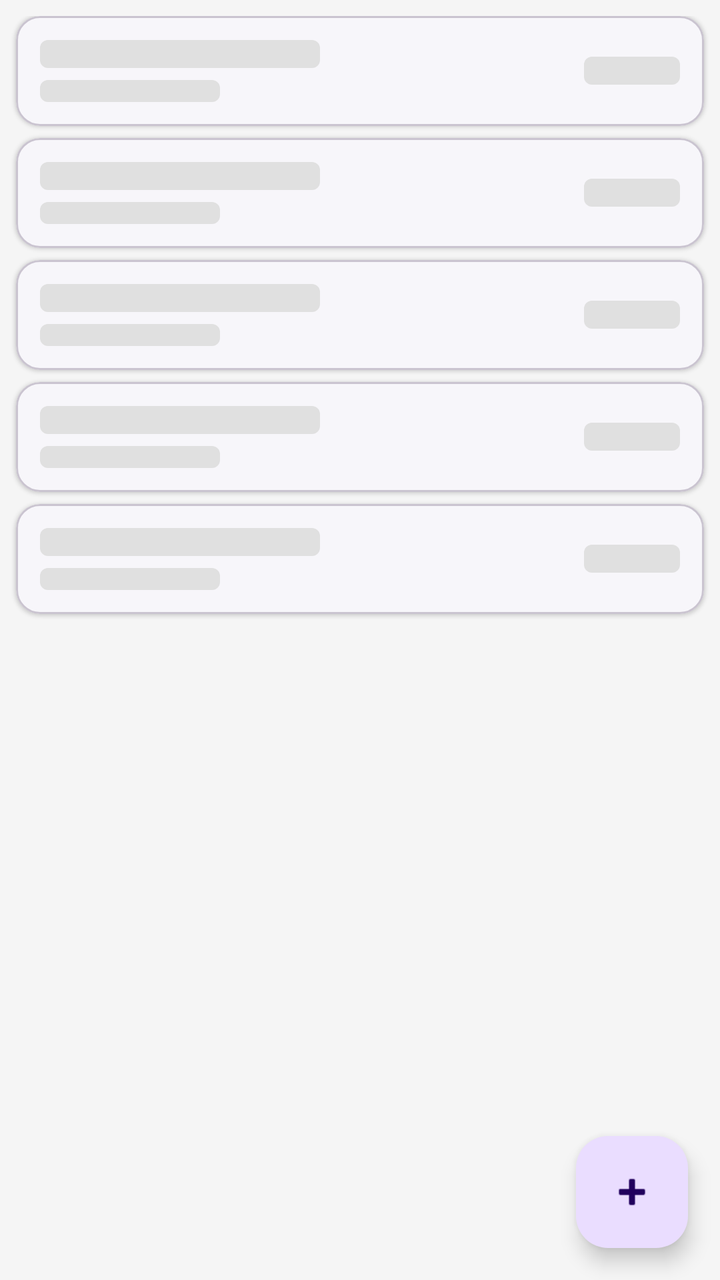
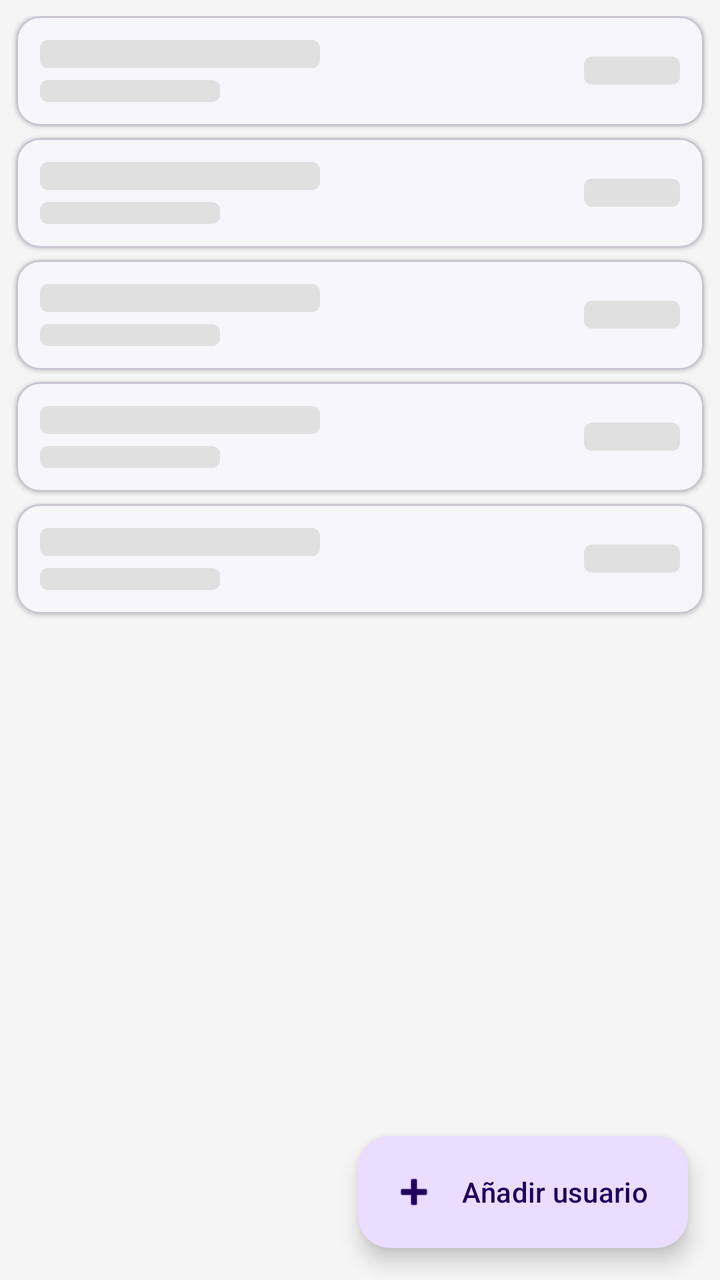

An Android layout rendered at two revisions. The XML below is the earlier revision; the diff shows what the commit changed to produce the second picture.
<!-- AndroidManifest.xml: application theme Theme.Staffflowandroid -->
<!-- res/layout/fragment_usuarios.xml -->
<?xml version="1.0" encoding="utf-8"?>
<androidx.coordinatorlayout.widget.CoordinatorLayout
    xmlns:android="http://schemas.android.com/apk/res/android"
    xmlns:app="http://schemas.android.com/apk/res-auto"
    android:layout_width="match_parent"
    android:layout_height="match_parent">

    <FrameLayout
        android:layout_width="match_parent"
        android:layout_height="match_parent">

        
        <LinearLayout
            android:id="@+id/layoutSkeleton"
            android:layout_width="match_parent"
            android:layout_height="wrap_content"
            android:orientation="vertical"
            android:paddingTop="8dp"
            android:visibility="visible">

            <include layout="@layout/item_presencia_skeleton" />
            <include layout="@layout/item_presencia_skeleton" />
            <include layout="@layout/item_presencia_skeleton" />
            <include layout="@layout/item_presencia_skeleton" />
            <include layout="@layout/item_presencia_skeleton" />

        </LinearLayout>

        
        <LinearLayout
            android:id="@+id/layoutError"
            android:layout_width="match_parent"
            android:layout_height="match_parent"
            android:orientation="vertical"
            android:gravity="center"
            android:padding="32dp"
            android:visibility="gone">

            <TextView
                android:layout_width="wrap_content"
                android:layout_height="wrap_content"
                android:text="&#x2601;"
                android:textSize="64sp"
                android:textColor="?attr/colorOnSurfaceVariant" />

            <TextView
                android:id="@+id/tvErrorMensaje"
                android:layout_width="wrap_content"
                android:layout_height="wrap_content"
                android:gravity="center"
                android:textAppearance="?attr/textAppearanceBodyLarge"
                android:textColor="?attr/colorOnSurfaceVariant"
                android:layout_marginTop="12dp" />

            <com.google.android.material.button.MaterialButton
                android:id="@+id/btnReintentar"
                android:layout_width="wrap_content"
                android:layout_height="wrap_content"
                android:layout_marginTop="16dp"
                android:text="@string/reintentar" />

        </LinearLayout>

        
        <LinearLayout
            android:id="@+id/layoutVacio"
            android:layout_width="match_parent"
            android:layout_height="match_parent"
            android:orientation="vertical"
            android:gravity="center"
            android:padding="32dp"
            android:visibility="gone">

            <TextView
                android:layout_width="wrap_content"
                android:layout_height="wrap_content"
                android:text="&#x1F464;"
                android:textSize="64sp" />

            <TextView
                android:layout_width="wrap_content"
                android:layout_height="wrap_content"
                android:text="@string/usuarios_vacio"
                android:gravity="center"
                android:textAppearance="?attr/textAppearanceBodyLarge"
                android:textColor="?attr/colorOnSurfaceVariant"
                android:layout_marginTop="12dp" />

        </LinearLayout>

        
        <androidx.swiperefreshlayout.widget.SwipeRefreshLayout
            android:id="@+id/swipeRefresh"
            android:layout_width="match_parent"
            android:layout_height="match_parent"
            android:visibility="gone">

            <androidx.recyclerview.widget.RecyclerView
                android:id="@+id/recyclerView"
                android:layout_width="match_parent"
                android:layout_height="match_parent"
                android:paddingTop="8dp"
                android:paddingBottom="88dp"
                android:clipToPadding="false" />

        </androidx.swiperefreshlayout.widget.SwipeRefreshLayout>

    </FrameLayout>

    
    <com.google.android.material.floatingactionbutton.FloatingActionButton
        android:id="@+id/fab"
        android:layout_width="wrap_content"
        android:layout_height="wrap_content"
        android:layout_gravity="bottom|end"
        android:layout_margin="16dp"
        android:contentDescription="@string/usuarios_fab_desc"
        android:src="@android:drawable/ic_input_add" />

</androidx.coordinatorlayout.widget.CoordinatorLayout>
<!-- res/layout/item_presencia_skeleton.xml (included above) -->
<?xml version="1.0" encoding="utf-8"?>
<com.google.android.material.card.MaterialCardView
    xmlns:android="http://schemas.android.com/apk/res/android"
    xmlns:app="http://schemas.android.com/apk/res-auto"
    android:layout_width="match_parent"
    android:layout_height="wrap_content"
    android:layout_marginHorizontal="8dp"
    android:layout_marginBottom="6dp"
    app:cardElevation="1dp">

    <LinearLayout
        android:layout_width="match_parent"
        android:layout_height="wrap_content"
        android:orientation="horizontal"
        android:padding="12dp"
        android:gravity="center_vertical">

        
        <LinearLayout
            android:layout_width="0dp"
            android:layout_height="wrap_content"
            android:layout_weight="1"
            android:orientation="vertical">

            <View
                android:layout_width="140dp"
                android:layout_height="14dp"
                android:background="@drawable/bg_skeleton" />

            <View
                android:layout_width="90dp"
                android:layout_height="11dp"
                android:layout_marginTop="6dp"
                android:background="@drawable/bg_skeleton" />

        </LinearLayout>

        
        <View
            android:layout_width="48dp"
            android:layout_height="14dp"
            android:background="@drawable/bg_skeleton" />

    </LinearLayout>

</com.google.android.material.card.MaterialCardView>
<!-- resources referenced by this layout -->
<resources>
  <!-- drawable bg_skeleton (drawable) -->
  <?xml version="1.0" encoding="utf-8"?>
  <shape xmlns:android="http://schemas.android.com/apk/res/android"
      android:shape="rectangle">
      <solid android:color="#E0E0E0" />
      <corners android:radius="4dp" />
  </shape>
  <string name="reintentar">Reintentar</string>
  <string name="usuarios_fab_desc">Nuevo usuario</string>
  <string name="usuarios_vacio">No hay usuarios registrados</string>
  <style name="Theme.Staffflowandroid" parent="Base.Theme.Staffflowandroid" />
  <style name="Base.Theme.Staffflowandroid" parent="Theme.Material3.DayNight.NoActionBar">
          
          
          <item name="android:colorBackground">@color/background_light</item>
          <item name="colorSurface">@color/white</item>
          <item name="android:statusBarColor">@color/white</item>
          <item name="colorSurfaceVariant">@color/surface_variant_light</item>
      </style>
  <color name="background_light">#F5F5F5</color>
  <color name="white">#FFFFFFFF</color>
  <color name="surface_variant_light">#E8E8E8</color>
</resources>

<!-- the commit's change to res/layout/fragment_usuarios.xml (unified diff, before → after) -->
@@ -108,14 +108,15 @@
     </FrameLayout>
 
     
-    <com.google.android.material.floatingactionbutton.FloatingActionButton
+    <com.google.android.material.floatingactionbutton.ExtendedFloatingActionButton
         android:id="@+id/fab"
         android:layout_width="wrap_content"
         android:layout_height="wrap_content"
         android:layout_gravity="bottom|end"
         android:layout_margin="16dp"
         android:contentDescription="@string/usuarios_fab_desc"
-        android:src="@android:drawable/ic_input_add" />
+        android:text="@string/usuarios_fab_texto"
+        app:icon="@android:drawable/ic_input_add" />
 
 </androidx.coordinatorlayout.widget.CoordinatorLayout>
 <!-- res/layout/item_presencia_skeleton.xml (included above) -->
<!-- resource entries referenced after the edit -->
@@ -8,7 +8,8 @@
       <corners android:radius="4dp" />
   </shape>
   <string name="reintentar">Reintentar</string>
-  <string name="usuarios_fab_desc">Nuevo usuario</string>
+  <string name="usuarios_fab_desc">Añadir usuario</string>
+  <string name="usuarios_fab_texto">Añadir usuario</string>
   <string name="usuarios_vacio">No hay usuarios registrados</string>
   <style name="Theme.Staffflowandroid" parent="Base.Theme.Staffflowandroid" />
   <style name="Base.Theme.Staffflowandroid" parent="Theme.Material3.DayNight.NoActionBar">
